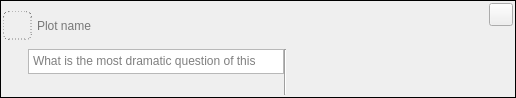
Above: ui/plot_widget.ui from zkovari/plotlyst before the change. Below: the same form after it.
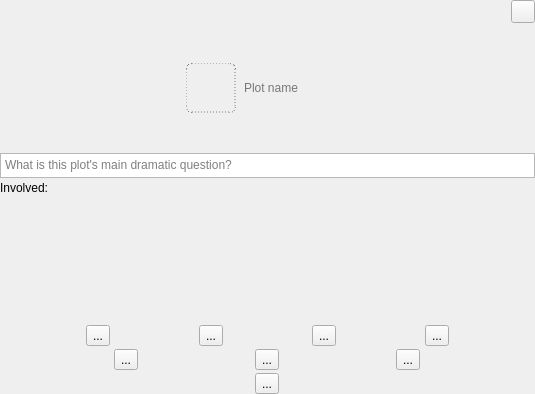
That is the form after the change. Custom widgets are drawn as their Qt base class.

Commit message: Change plot widget

Patch:
```diff
--- a/ui/plot_widget.ui
+++ b/ui/plot_widget.ui
@@ -6,8 +6,8 @@
    <rect>
     <x>0</x>
     <y>0</y>
-    <width>516</width>
-    <height>98</height>
+    <width>535</width>
+    <height>394</height>
    </rect>
   </property>
   <property name="sizePolicy">
@@ -20,30 +20,35 @@
    <string>Frame</string>
   </property>
   <property name="frameShape">
-   <enum>QFrame::Box</enum>
+   <enum>QFrame::NoFrame</enum>
   </property>
   <layout class="QVBoxLayout" name="verticalLayout">
    <property name="spacing">
-    <number>0</number>
+    <number>3</number>
    </property>
    <property name="leftMargin">
-    <number>2</number>
+    <number>0</number>
    </property>
    <property name="topMargin">
-    <number>2</number>
+    <number>0</number>
    </property>
    <property name="rightMargin">
-    <number>2</number>
+    <number>0</number>
    </property>
    <property name="bottomMargin">
-    <number>2</number>
+    <number>0</number>
    </property>
-   <item>
+   <item alignment="Qt::AlignRight">
+    <widget class="RemovalButton" name="btnRemove">
+     <property name="focusPolicy">
+      <enum>Qt::ClickFocus</enum>
+     </property>
+    </widget>
+   </item>
+   <item alignment="Qt::AlignHCenter">
+    <widget class="QWidget" name="" native="true">
     <layout class="QHBoxLayout" name="horizontalLayout">
-     <property name="spacing">
-      <number>3</number>
-     </property>
-     <item alignment="Qt::AlignLeft">
+      <item alignment="Qt::AlignHCenter">
       <widget class="QToolButton" name="btnPlotIcon">
        <property name="cursor">
         <cursorShape>PointingHandCursor</cursorShape>
@@ -70,8 +75,8 @@
        </property>
        <property name="iconSize">
         <size>
-         <width>24</width>
-         <height>24</height>
+          <width>45</width>
+          <height>45</height>
         </size>
        </property>
       </widget>
@@ -92,34 +97,10 @@
        </property>
       </widget>
      </item>
-     <item>
-      <spacer name="horizontalSpacer">
-       <property name="orientation">
-        <enum>Qt::Horizontal</enum>
-       </property>
-       <property name="sizeHint" stdset="0">
-        <size>
-         <width>40</width>
-         <height>20</height>
-        </size>
-       </property>
-      </spacer>
-     </item>
-     <item alignment="Qt::AlignTop">
-      <widget class="RemovalButton" name="btnRemove">
-       <property name="focusPolicy">
-        <enum>Qt::ClickFocus</enum>
-       </property>
-      </widget>
-     </item>
-    </layout>
+     </layout>
+    </widget>
    </item>
    <item>
-    <layout class="QHBoxLayout" name="horizontalLayout_2">
-     <property name="leftMargin">
-      <number>25</number>
-     </property>
-     <item alignment="Qt::AlignTop">
       <widget class="AutoAdjustableTextEdit" name="textQuestion">
        <property name="sizePolicy">
         <sizepolicy hsizetype="Expanding" vsizetype="Maximum">
@@ -140,14 +121,20 @@
         </size>
        </property>
        <property name="placeholderText">
-        <string>What is the most dramatic question of this plot?</string>
+      <string>What is this plot's main dramatic question?</string>
        </property>
       </widget>
      </item>
      <item>
-      <widget class="Line" name="line">
-       <property name="orientation">
-        <enum>Qt::Vertical</enum>
+    <widget class="QLabel" name="label_2">
+     <property name="sizePolicy">
+      <sizepolicy hsizetype="Preferred" vsizetype="Maximum">
+       <horstretch>0</horstretch>
+       <verstretch>0</verstretch>
+      </sizepolicy>
+     </property>
+     <property name="text">
+      <string>Involved:</string>
        </property>
       </widget>
      </item>
@@ -161,21 +148,131 @@
        </property>
       </widget>
      </item>
+   <item>
+    <layout class="QHBoxLayout" name="horizontalLayout_2">
+     <item>
+      <widget class="QToolButton" name="toolButton_3">
+       <property name="text">
+        <string>...</string>
+       </property>
+       <property name="iconSize">
+        <size>
+         <width>40</width>
+         <height>40</height>
+        </size>
+       </property>
+      </widget>
+     </item>
+     <item>
+      <widget class="QToolButton" name="toolButton_4">
+       <property name="text">
+        <string>...</string>
+       </property>
+       <property name="iconSize">
+        <size>
+         <width>40</width>
+         <height>40</height>
+        </size>
+       </property>
+      </widget>
+     </item>
+     <item>
+      <widget class="QToolButton" name="toolButton_5">
+       <property name="text">
+        <string>...</string>
+       </property>
+       <property name="iconSize">
+        <size>
+         <width>40</width>
+         <height>40</height>
+        </size>
+       </property>
+      </widget>
+     </item>
+     <item>
+      <widget class="QToolButton" name="toolButton_6">
+       <property name="text">
+        <string>...</string>
+       </property>
+       <property name="iconSize">
+        <size>
+         <width>40</width>
+         <height>40</height>
+        </size>
+       </property>
+      </widget>
+     </item>
     </layout>
    </item>
+   <item>
+    <layout class="QHBoxLayout" name="horizontalLayout_3">
+     <item>
+      <widget class="QToolButton" name="toolButton_7">
+       <property name="text">
+        <string>...</string>
+       </property>
+       <property name="iconSize">
+        <size>
+         <width>40</width>
+         <height>40</height>
+        </size>
+       </property>
+      </widget>
+     </item>
+     <item>
+      <widget class="QToolButton" name="toolButton_8">
+       <property name="text">
+        <string>...</string>
+       </property>
+       <property name="iconSize">
+        <size>
+         <width>40</width>
+         <height>40</height>
+        </size>
+       </property>
+      </widget>
+     </item>
+     <item>
+      <widget class="QToolButton" name="toolButton_9">
+       <property name="text">
+        <string>...</string>
+       </property>
+       <property name="iconSize">
+        <size>
+         <width>40</width>
+         <height>40</height>
+        </size>
+       </property>
+      </widget>
+     </item>
+    </layout>
+   </item>
+   <item alignment="Qt::AlignHCenter">
+    <widget class="QToolButton" name="toolButton_10">
+     <property name="text">
+      <string>...</string>
+     </property>
+     <property name="iconSize">
+      <size>
+       <width>40</width>
+       <height>40</height>
+      </size>
+     </property>
+    </widget>
+   </item>
   </layout>
  </widget>
  <customwidgets>
-  <customwidget>
-   <class>AutoAdjustableTextEdit</class>
-   <extends>QTextEdit</extends>
-   <header>src.main.python.plotlyst.view.widget.input</header>
-  </customwidget>
   <customwidget>
    <class>RemovalButton</class>
    <extends>QToolButton</extends>
    <header>src.main.python.plotlyst.view.widget.input</header>
   </customwidget>
+  <customwidget>
+   <class>AutoAdjustableTextEdit</class>
+   <extends>QTextEdit</extends>
+   <header>src.main.python.plotlyst.view.widget.input</header>
+  </customwidget>
  </customwidgets>
  <resources/>
  <connections/>
```
Lines whose indentation alone changed are shown as unchanged. The commit also changes 3 other files.
